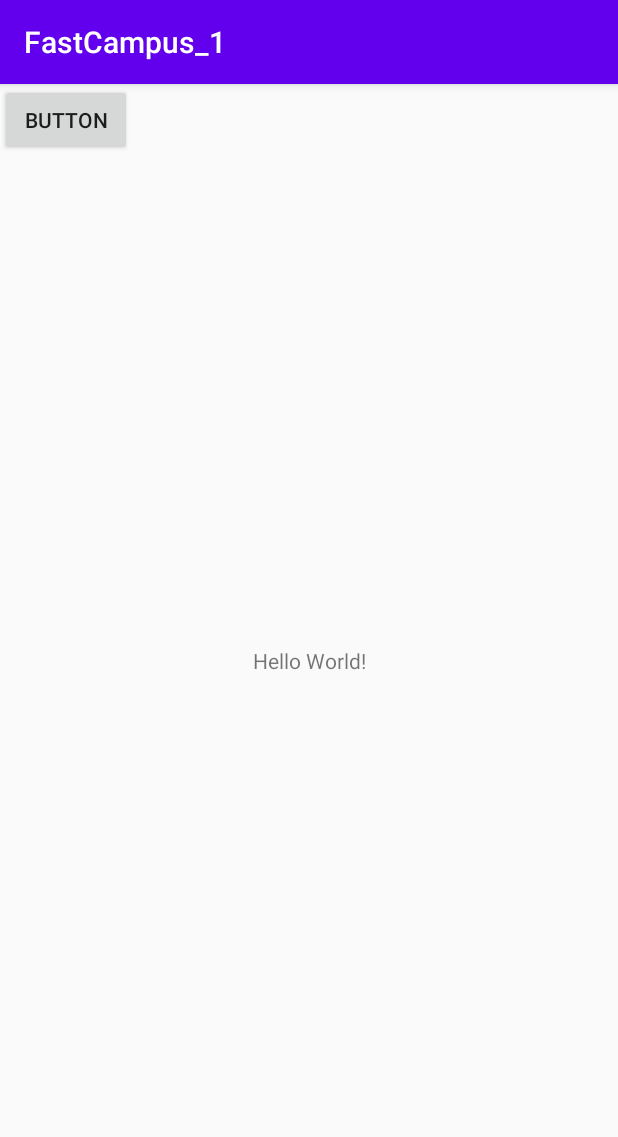
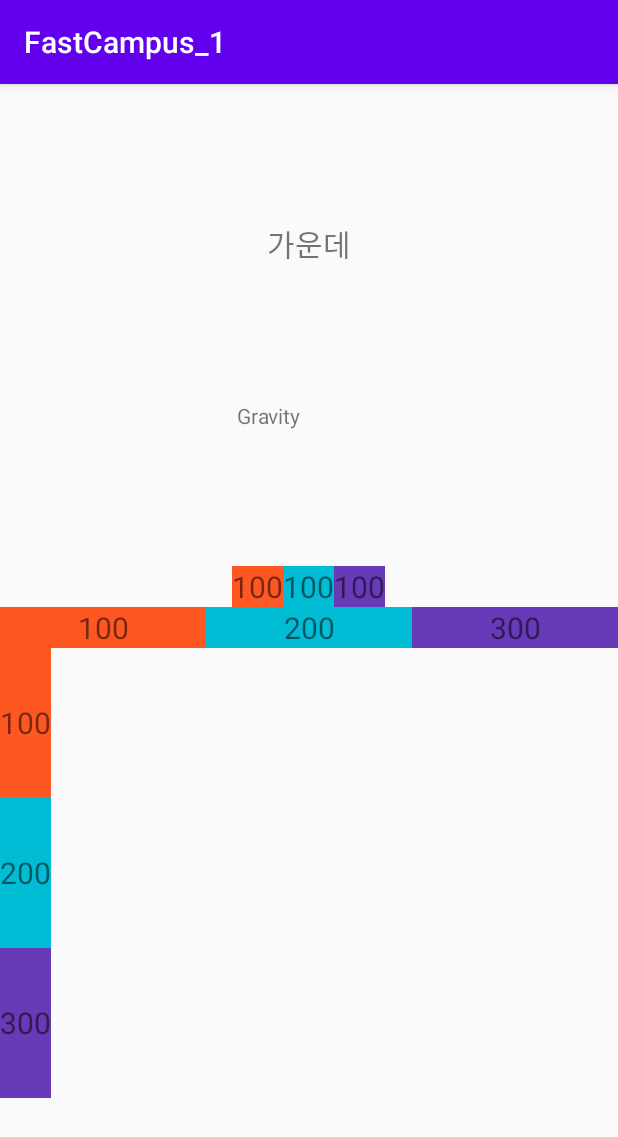
Before and after one commit to rnjstjddn96/FastCampus_1, an Android app: the screen it shows after launch (MainActivity), on a phone screen of 412 x 824 dp. Shown: the top 1137 px of the screen. Run offline under Robolectric (Android 15) with nearby library versions, the phone set to English and light mode, and no system bars.

Commit message:
Linear Layout test

```diff
--- a/app/src/main/res/layout/activity_main.xml
+++ b/app/src/main/res/layout/activity_main.xml
@@ -1,26 +1,125 @@
 <?xml version="1.0" encoding="utf-8"?>
-<androidx.constraintlayout.widget.ConstraintLayout xmlns:android="http://schemas.android.com/apk/res/android"
+<LinearLayout xmlns:android="http://schemas.android.com/apk/res/android"
     xmlns:app="http://schemas.android.com/apk/res-auto"
     xmlns:tools="http://schemas.android.com/tools"
     android:layout_width="match_parent"
     android:layout_height="match_parent"
+    android:gravity="center"
+    android:orientation="vertical"
     tools:context=".MainActivity">
 
     <TextView
         android:layout_width="wrap_content"
         android:layout_height="wrap_content"
-        android:text="Hello World!"
-        app:layout_constraintBottom_toBottomOf="parent"
-        app:layout_constraintLeft_toLeftOf="parent"
-        app:layout_constraintRight_toRightOf="parent"
-        app:layout_constraintTop_toTopOf="parent" />
+        android:text="가운데"
+        android:textSize="20dp" />
 
-    <Button
-        android:id="@+id/button"
+    <TextView
+        android:layout_width="200dp"
+        android:layout_height="200dp"
+        android:layout_gravity=""
+        android:gravity="right|center"
+        android:text="Gravity" />
+    <!--    layout_gravity : textview에게 주어진 200dp x 200dp 내에서의 gravity
+            gravity : 부모뷰컴포넌트 안에서의 gravity  -->
+
+    <LinearLayout
         android:layout_width="wrap_content"
         android:layout_height="wrap_content"
-        android:text="Button"
-        tools:layout_editor_absoluteX="160dp"
-        tools:layout_editor_absoluteY="152dp" />
+        android:orientation="horizontal">
 
-</androidx.constraintlayout.widget.ConstraintLayout>
+
+        <TextView
+            android:layout_width="wrap_content"
+            android:layout_height="wrap_content"
+            android:background="#FF5722"
+            android:text="100"
+            android:textSize="20dp" />
+
+        <TextView
+            android:layout_width="wrap_content"
+            android:layout_height="wrap_content"
+            android:background="#00BCD4"
+            android:text="100"
+            android:textSize="20dp" />
+
+        <TextView
+            android:layout_width="wrap_content"
+            android:layout_height="wrap_content"
+            android:background="#673AB7"
+            android:text="100"
+            android:textSize="20dp" />
+
+    </LinearLayout>
+
+    <LinearLayout
+        android:layout_width="match_parent"
+        android:layout_height="wrap_content"
+        android:orientation="horizontal">
+
+        <TextView
+            android:layout_weight="1"
+            android:layout_width="0dp"
+            android:layout_height="wrap_content"
+            android:background="#FF5722"
+            android:gravity="center_horizontal"
+            android:text="100"
+            android:textSize="20dp" />
+
+        <TextView
+            android:layout_weight="1"
+            android:layout_width="0dp"
+            android:layout_height="wrap_content"
+            android:gravity="center_horizontal"
+            android:background="#00BCD4"
+            android:text="200"
+            android:textSize="20dp" />
+
+        <TextView
+            android:layout_weight="1"
+            android:layout_width="0dp"
+            android:layout_height="wrap_content"
+            android:gravity="center_horizontal"
+            android:background="#673AB7"
+            android:text="300"
+            android:textSize="20dp" />
+    </LinearLayout>
+
+    <LinearLayout
+        android:layout_width="match_parent"
+        android:layout_height="300dp"
+        android:orientation="vertical">
+
+        <TextView
+            android:layout_weight="1"
+            android:layout_width="wrap_content"
+            android:layout_height="0dp"
+            android:background="#FF5722"
+            android:gravity="center_vertical"
+            android:text="100"
+            android:textSize="20dp" />
+
+        <TextView
+            android:layout_weight="1"
+            android:layout_width="wrap_content"
+            android:layout_height="0dp"
+            android:background="#00BCD4"
+            android:gravity="center_vertical"
+            android:text="200"
+            android:textSize="20dp" />
+
+        <TextView
+            android:layout_weight="1"
+            android:layout_width="wrap_content"
+            android:gravity="center_vertical"
+            android:layout_height="0dp"
+            android:background="#673AB7"
+            android:text="300"
+            android:textSize="20dp" />
+
+    </LinearLayout>
+
+
+
+
+</LinearLayout>
```
Also changed, not shown: app/src/main/res/layout/linear_test.xml (added, +79 -0 lines).
